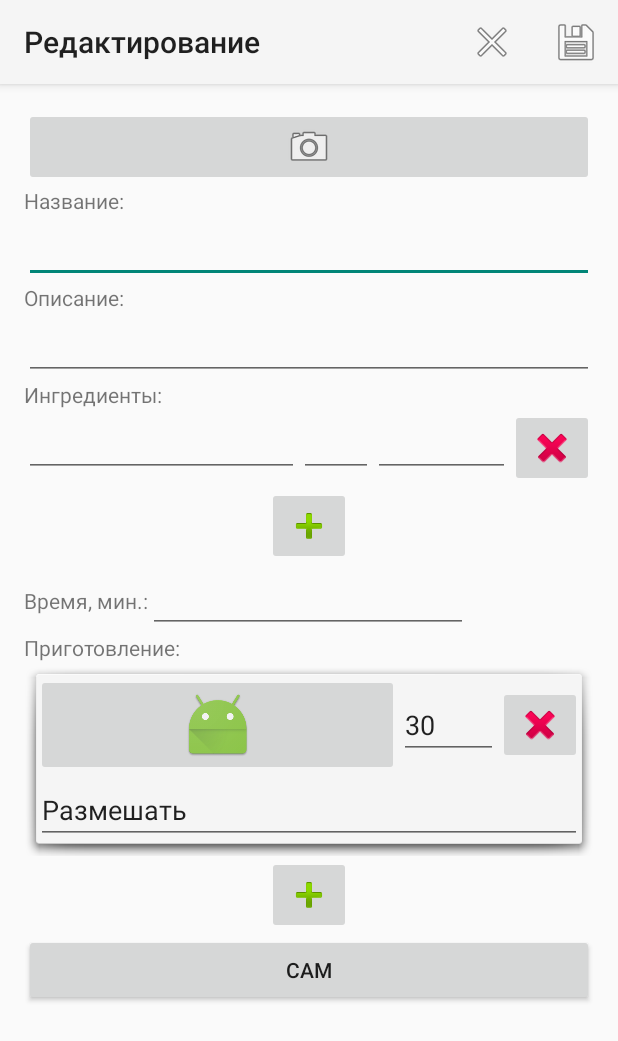
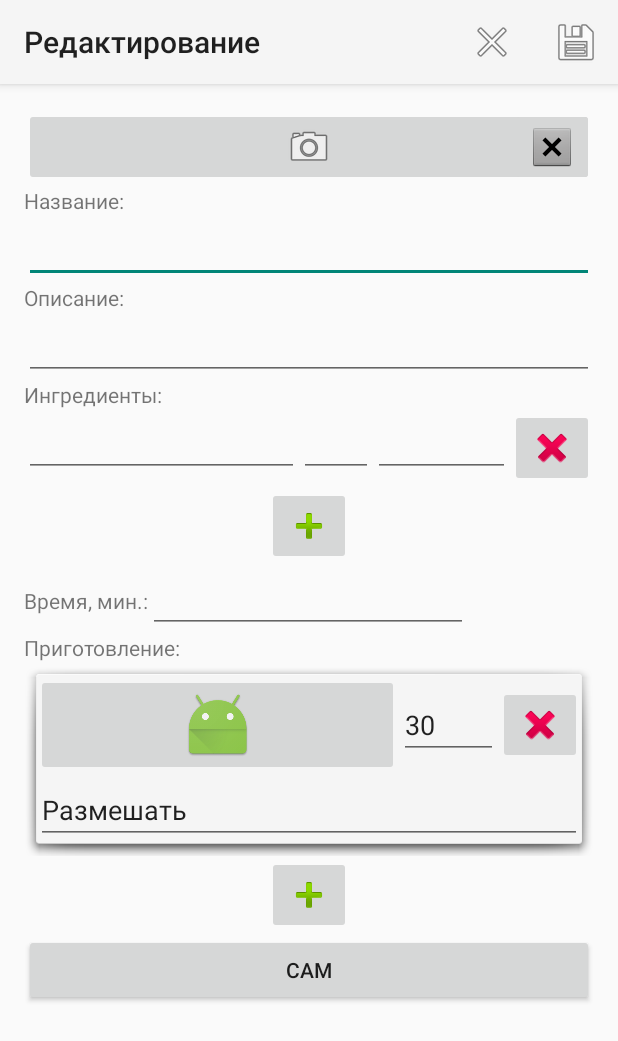
Before and after one commit to elagin/Ladle, an Android app: the EditRecActivity screen opened directly, with no data from a screen before it, on a phone screen of 412 x 824 dp. Shown: the top 1041 px of the screen. Run offline under Robolectric (Android 15) with nearby library versions, the phone set to English and light mode, and no system bars.

Commit message:
В редактировании рецепта появилась возможность удаления главного фото. Отмена вставки изображения, если файл не существует.

```diff
--- a/app/src/main/java/com/pavel/elagin/ladle/MyApp.java
+++ b/app/src/main/java/com/pavel/elagin/ladle/MyApp.java
@@ -373,7 +373,8 @@ public class MyApp extends Application {
         bmOptions.inPurgeable = true;
 
         Bitmap bitmap = BitmapFactory.decodeFile(mCurrentPhotoPath, bmOptions);
-        view.setImageBitmap(bitmap);
+        if (bitmap != null)
+            view.setImageBitmap(bitmap);
     }
 
     public static void copy(File src, File dst) throws IOException {
--- a/app/src/main/res/layout/content_edit_rec.xml
+++ b/app/src/main/res/layout/content_edit_rec.xml
@@ -23,11 +23,24 @@
             android:layout_height="wrap_content"
             android:orientation="vertical">
 
-            <ImageButton
+            <RelativeLayout
                 android:layout_width="match_parent"
-                android:layout_height="wrap_content"
-                app:srcCompat="@android:drawable/ic_menu_camera"
-                android:id="@+id/image_main"/>
+                android:layout_height="match_parent">
+
+                <ImageButton
+                    android:layout_width="match_parent"
+                    android:layout_height="wrap_content"
+                    app:srcCompat="@android:drawable/ic_menu_camera"
+                    android:id="@+id/image_main"/>
+
+                <ImageButton
+                    android:layout_width="wrap_content"
+                    android:layout_height="wrap_content"
+                    app:srcCompat="@android:drawable/btn_dialog"
+                    android:id="@+id/image_main_delete"
+                    android:layout_alignParentRight="true"/>
+
+            </RelativeLayout>
 
             <TextView
                 android:layout_width="match_parent"
```
Also changed, not shown: app/src/main/java/com/pavel/elagin/ladle/Activites/EditRecActivity.java (+17 -5 lines).
